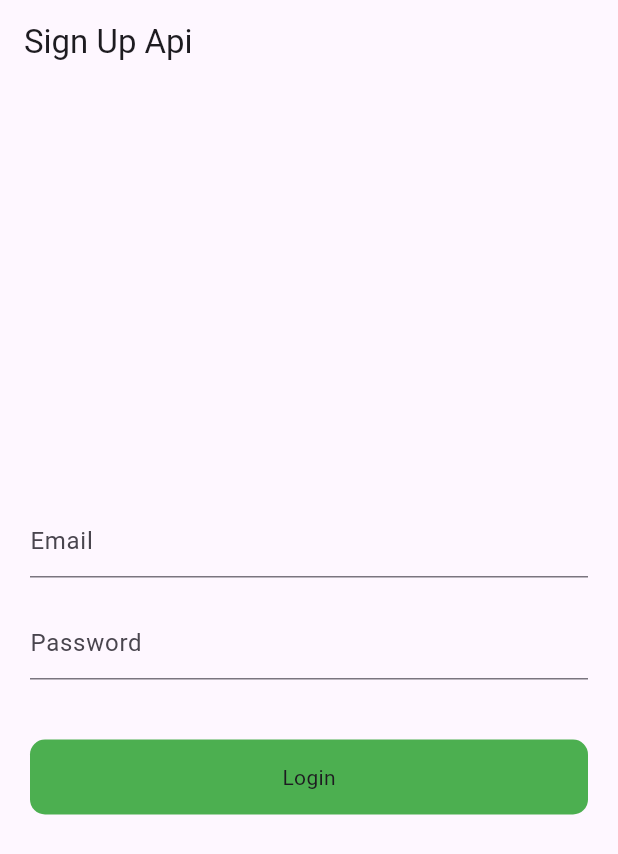
After one commit to bhavya01234/Provider-State-Management-Flutter, a Flutter app: the screen it shows after launch, after a tap on "Login", on a phone screen of 412 x 824 dp. The commit adds this screen. Shown: the top 854 px of the screen. Run offline on Flutter 3.47's test engine with Material 3 defaults, Android fonts, the phone set to English and light mode, and no system bars; network calls fail.

Commit message:
provider before mvvm
With Provider: stateless as stateful with valuableNotifiers, Theme, Login, myfavs page and count page state management fixed.

```diff
--- a/lib/home.dart
+++ b/lib/home.dart
@@ -6,7 +6,7 @@ class Home extends StatelessWidget {
   //final int x=10;
   //stless will give error without final* cause then it will be mutable
 
-  //to change x:
+  //to change x: works without final when const that is with home removed
   int x=10;
 
   @override
--- a/lib/main.dart
+++ b/lib/main.dart
@@ -1,10 +1,15 @@
 import 'package:counter_provider/home.dart';
+import 'package:counter_provider/provider/auth_provider.dart';
 import 'package:counter_provider/provider/colours_provider.dart';
 import 'package:counter_provider/provider/count_provider.dart';
 import 'package:counter_provider/provider/favourite_provider.dart';
+import 'package:counter_provider/provider/theme_provider.dart';
 import 'package:counter_provider/screen/colours.dart';
 import 'package:counter_provider/screen/count_example.dart';
+import 'package:counter_provider/screen/dark_theme.dart';
 import 'package:counter_provider/screen/favourite/favourite_screen.dart';
+import 'package:counter_provider/screen/login.dart';
+import 'package:counter_provider/screen/notify.dart';
 import 'package:provider/provider.dart';
 import 'package:flutter/material.dart';
 
@@ -18,26 +23,34 @@ class MyApp extends StatelessWidget {
   // This widget is the root of your application.
   @override
   Widget build(BuildContext context) {
-
     return MultiProvider(
       providers: [
         ChangeNotifierProvider(create: (_) => CountProvider(),),
         ChangeNotifierProvider(create: (_) => ColoursProvider(),),
         ChangeNotifierProvider(create: (_) => FavouriteProvider(),),
+        ChangeNotifierProvider(create: (_) => ThemeChanger(),),
+        ChangeNotifierProvider(create: (_) => AuthProvider(),),
       ],
 
-      child:MaterialApp(
+      child:
+      Builder(builder: (BuildContext context) {
+        final themeChanger = Provider.of<ThemeChanger>(context);
+        return MaterialApp(
           debugShowCheckedModeBanner: false,
           title: 'Flutter Demo',
+          //below sets theme for us
+          themeMode: themeChanger.themeMode,
           theme: ThemeData(
-
             colorScheme: ColorScheme.fromSeed(seedColor: Colors.deepPurple),
             useMaterial3: true,
           ),
-        home: FavouriteScreen (),
+          darkTheme: ThemeData(
+            brightness: Brightness.dark,
           ),
+          home:  LoginScreen(),
+
         );
-
-
+      }),
+    );
   }
 }
--- /dev/null
+++ b/lib/provider/auth_provider.dart
@@ -0,0 +1,48 @@
+import 'dart:convert';
+
+import 'package:flutter/material.dart';
+import 'package:http/http.dart';
+
+class AuthProvider with ChangeNotifier {
+
+  bool _loading = false ;
+
+  bool get loading => _loading ;
+
+  setLoading(bool value){
+    _loading = value ;
+    notifyListeners() ;
+  }
+
+  void login(String email , password) async {
+
+    setLoading(true);
+    try{
+
+      Response response = await post(
+          Uri.parse('https://reqres.in/api/login'),
+          body: {
+            'email' : email,
+            'password' : password
+          }
+      );
+
+      if(response.statusCode == 200){
+        setLoading(false);
+
+        var data = jsonDecode(response.body.toString());
+        print(data['token']);
+        print('Login successfully');
+
+      }else {    setLoading(false);
+
+      print('failed');
+      }
+    }catch(e){
+      setLoading(false);
+
+      print(e.toString());
+    }
+  }
+
+}
--- /dev/null
+++ b/lib/provider/theme_provider.dart
@@ -0,0 +1,12 @@
+import 'package:flutter/foundation.dart';
+import 'package:flutter/material.dart';
+
+class ThemeChanger with ChangeNotifier{
+  var _themeMode = ThemeMode.light;
+  ThemeMode get themeMode => _themeMode;
+
+  void setTheme(themeMode){
+    _themeMode=themeMode;
+    notifyListeners();
+  }
+}
--- /dev/null
+++ b/lib/screen/login.dart
@@ -0,0 +1,70 @@
+import 'dart:convert';
+
+import 'package:counter_provider/provider/auth_provider.dart';
+import 'package:flutter/material.dart';
+import 'package:http/http.dart';
+import 'package:provider/provider.dart';
+
+
+class LoginScreen extends StatefulWidget {
+  const LoginScreen({Key? key}) : super(key: key);
+
+  @override
+  _LoginScreenState createState() => _LoginScreenState();
+}
+
+class _LoginScreenState extends State<LoginScreen> {
+
+  TextEditingController emailController = TextEditingController();
+  TextEditingController passwordController = TextEditingController();
+
+
+  @override
+  Widget build(BuildContext context) {
+    final authProvider = Provider.of<AuthProvider>(context);
+    return Scaffold(
+      appBar: AppBar(
+        title: const Text('Sign Up Api'),
+      ),
+      body: Padding(
+        padding: const EdgeInsets.all(20.0),
+        child: Column(
+          crossAxisAlignment: CrossAxisAlignment.center,
+          mainAxisAlignment: MainAxisAlignment.center,
+          children: [
+            TextFormField(
+              controller: emailController,
+              decoration: InputDecoration(
+                  hintText: 'Email'
+              ),
+            ),
+            SizedBox(height: 20,),
+            TextFormField(
+              controller: passwordController,
+              decoration: InputDecoration(
+                  hintText: 'Password'
+              ),
+            ),
+            SizedBox(height: 40,),
+            GestureDetector(
+              onTap: (){
+                authProvider.login(emailController.text.toString(), passwordController.text.toString());
+              },
+              child: Container(
+                height: 50,
+                decoration: BoxDecoration(
+                    color: Colors.green,
+                    borderRadius: BorderRadius.circular(10)
+                ),
+                child: Center(
+                  child:
+                  authProvider.loading ? CircularProgressIndicator():
+                  Text('Login'),),
+              ),
+            )
+          ],
+        ),
+      ),
+    );
+  }
+}
--- a/pubspec.yaml
+++ b/pubspec.yaml
@@ -36,6 +36,7 @@ dependencies:
   # Use with the CupertinoIcons class for iOS style icons.
   cupertino_icons: ^1.0.6
   provider: ^6.1.2
+  http:
 
 dev_dependencies:
   flutter_test:
```
Also changed, not shown: lib/screen/count_example.dart (+26 -11 lines), lib/screen/dark_theme.dart (added, +45 -0 lines), lib/screen/favourite/myfavs.dart (+14 -8 lines), lib/screen/notify.dart (added, +31 -0 lines), 1 other file. Lines whose indentation alone changed are shown as unchanged.
